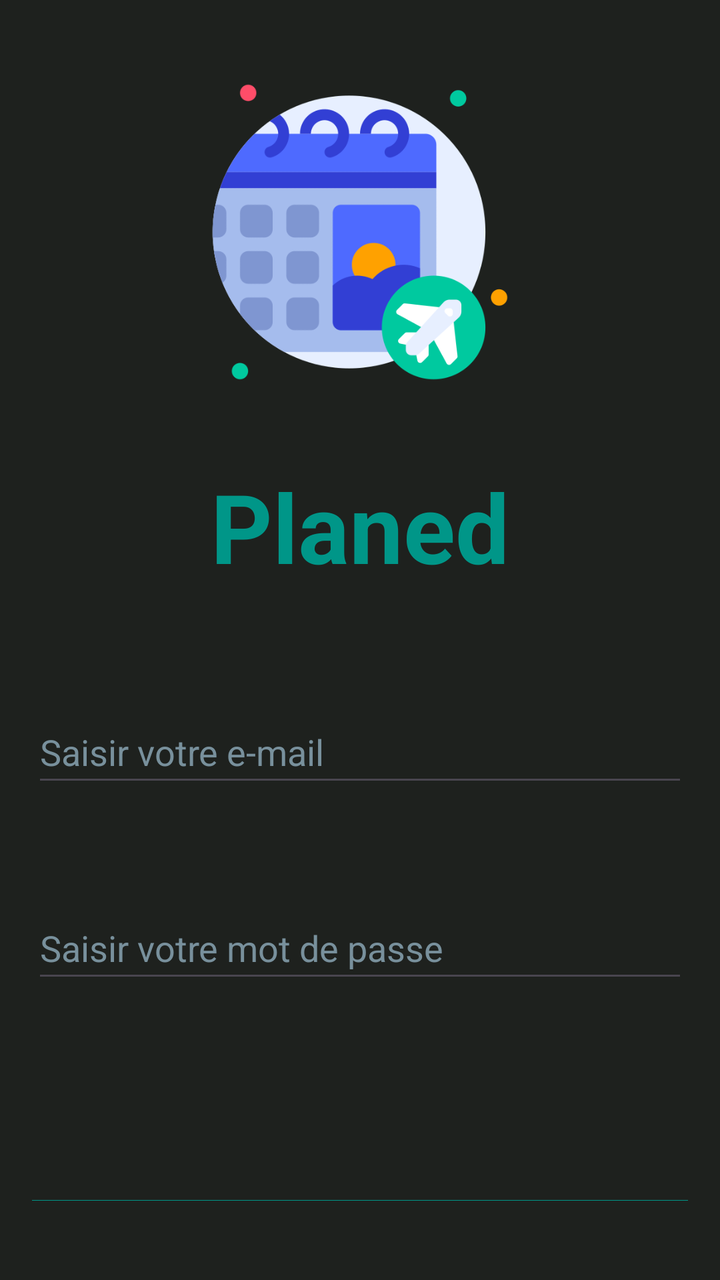
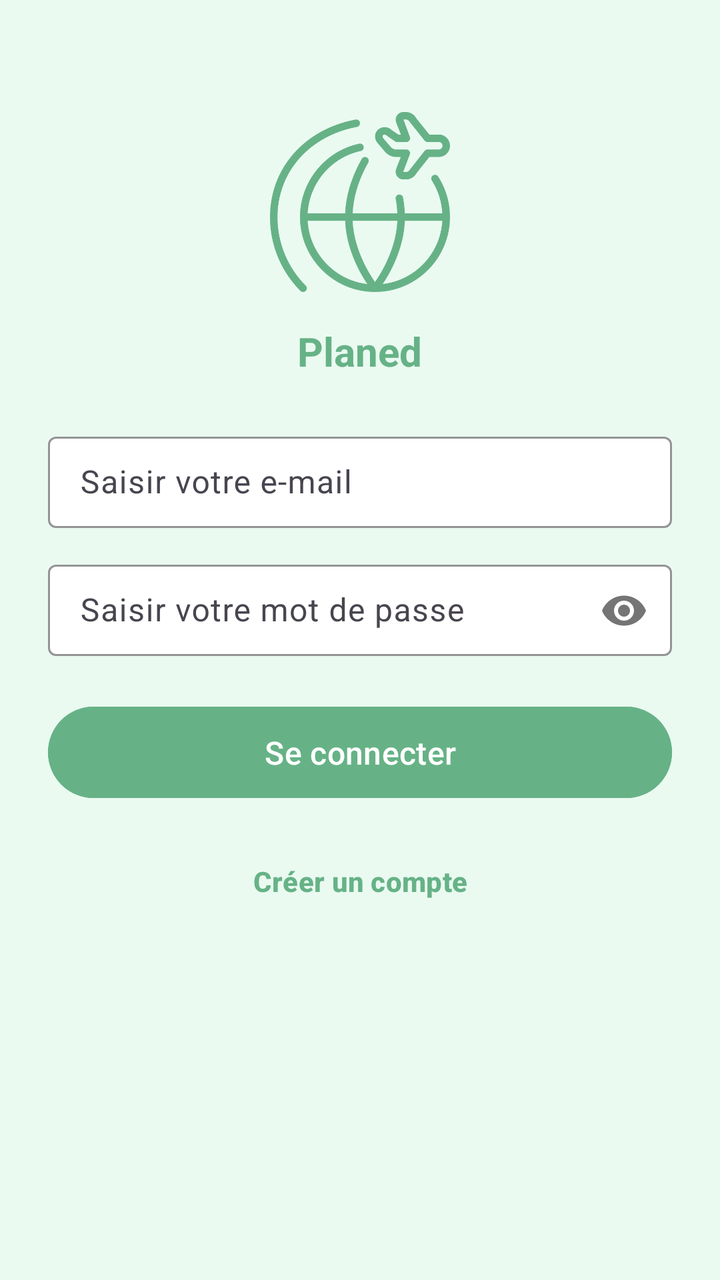

Before-and-after screenshots of an Android layout around one commit, followed by the original layout XML and the change that was made.
<!-- AndroidManifest.xml: application theme Theme.AgenceTouristique7 -->
<!-- res/layout/activity_main.xml -->
<?xml version="1.0" encoding="utf-8"?>
<LinearLayout xmlns:android="http://schemas.android.com/apk/res/android"
    xmlns:tools="http://schemas.android.com/tools"
    android:layout_width="match_parent"
    android:layout_height="match_parent"
    android:background="#E1000500"
    android:gravity="center_horizontal"
    android:orientation="vertical"
    android:padding="16dp"
    tools:context=".vue.activites.MainActivity">

    <ImageView
        android:id="@+id/iv_logo"
        android:layout_width="wrap_content"
        android:layout_height="150dp"
        android:layout_marginTop="25dp"
        android:layout_marginBottom="40dp"
        android:contentDescription="@string/logotravel"
        android:src="@drawable/logo" />

    <TextView
        android:id="@+id/tv_titre"
        android:layout_width="wrap_content"
        android:layout_height="wrap_content"
        android:layout_marginBottom="55dp"
        android:text="@string/planed"
        android:textColor="@color/colorPrimary"
        android:textSize="48sp"
        android:textStyle="bold" />

    <EditText
        android:id="@+id/editTextEmail"
        android:layout_width="match_parent"
        android:layout_height="wrap_content"
        android:layout_marginBottom="50dp"
        android:hint="@string/saisir_e_mail"
        android:inputType="textEmailAddress"
        android:minHeight="48dp"
        android:textColor="@color/white"
        android:textColorHint="#78909C" />

    <EditText
        android:id="@+id/editTextPassword"
        android:layout_width="match_parent"
        android:layout_height="wrap_content"
        android:layout_marginBottom="100dp"
        android:hint="@string/saisir_mots_de_passe"
        android:inputType="textPassword"
        android:minHeight="48dp"
        android:textColor="@color/white"
        android:textColorHint="#78909C" />

    <Button
        android:id="@+id/buttonSignIn"
        android:layout_width="match_parent"
        android:layout_height="wrap_content"
        android:layout_marginBottom="20dp"
        android:backgroundTint="@color/colorPrimary"
        android:text="@string/connecter"
        android:textColor="#000000"
        android:textSize="16sp" />

    <Button
        android:id="@+id/buttonCreateAccount"
        android:layout_width="match_parent"
        android:layout_height="wrap_content"
        android:background="@android:color/transparent"
        android:minHeight="48dp"
        android:text="@string/creer_compte"
        android:textColor="@color/colorPrimary"
        android:textSize="16sp"
        android:textStyle="bold" />

</LinearLayout>
<!-- resources referenced by this layout -->
<resources>
  <color name="colorPrimary">#009688</color>
  <color name="white">#FFFFFFFF</color>
  <!-- drawable logo: png bitmap (drawable, 33240 bytes) -->
  <string name="connecter">Se connecter</string>
  <string name="creer_compte">Créer un compte</string>
  <string name="logotravel">Logo de Traver</string>
  <string name="planed">Planed</string>
  <string name="saisir_e_mail">Saisir votre e-mail</string>
  <string name="saisir_mots_de_passe">Saisir votre mot de passe</string>
  <style name="Theme.AgenceTouristique7" parent="Base.Theme.AgenceTouristique7" />
  <style name="Base.Theme.AgenceTouristique7" parent="Theme.Material3.DayNight.NoActionBar">
          
          
      </style>
</resources>

<!-- the commit's change to res/layout/activity_main.xml (unified diff, before → after) -->
@@ -1,74 +1,110 @@
 <?xml version="1.0" encoding="utf-8"?>
-<LinearLayout xmlns:android="http://schemas.android.com/apk/res/android"
+<ScrollView xmlns:android="http://schemas.android.com/apk/res/android"
+    xmlns:app="http://schemas.android.com/apk/res-auto"
     xmlns:tools="http://schemas.android.com/tools"
     android:layout_width="match_parent"
     android:layout_height="match_parent"
-    android:background="#E1000500"
-    android:gravity="center_horizontal"
-    android:orientation="vertical"
-    android:padding="16dp"
-    tools:context=".vue.activites.MainActivity">
+    android:background="#EAFAF1"
+    android:fillViewport="true">
 
-    <ImageView
-        android:id="@+id/iv_logo"
-        android:layout_width="wrap_content"
-        android:layout_height="150dp"
-        android:layout_marginTop="25dp"
-        android:layout_marginBottom="40dp"
-        android:contentDescription="@string/logotravel"
-        android:src="@drawable/logo" />
-
-    <TextView
-        android:id="@+id/tv_titre"
-        android:layout_width="wrap_content"
-        android:layout_height="wrap_content"
-        android:layout_marginBottom="55dp"
-        android:text="@string/planed"
-        android:textColor="@color/colorPrimary"
-        android:textSize="48sp"
-        android:textStyle="bold" />
-
-    <EditText
-        android:id="@+id/editTextEmail"
+    <LinearLayout
         android:layout_width="match_parent"
         android:layout_height="wrap_content"
-        android:layout_marginBottom="50dp"
-        android:hint="@string/saisir_e_mail"
-        android:inputType="textEmailAddress"
-        android:minHeight="48dp"
-        android:textColor="@color/white"
-        android:textColorHint="#78909C" />
+        android:gravity="center_horizontal"
+        android:orientation="vertical"
+        android:paddingHorizontal="24dp"
+        android:paddingTop="24dp"
+        android:paddingBottom="32dp"
+        tools:context=".vue.activites.MainActivity">
 
-    <EditText
-        android:id="@+id/editTextPassword"
-        android:layout_width="match_parent"
-        android:layout_height="wrap_content"
-        android:layout_marginBottom="100dp"
-        android:hint="@string/saisir_mots_de_passe"
-        android:inputType="textPassword"
-        android:minHeight="48dp"
-        android:textColor="@color/white"
-        android:textColorHint="#78909C" />
+        <ImageView
+            android:id="@+id/iv_logo"
+            android:layout_width="90dp"
+            android:layout_height="90dp"
+            android:layout_marginTop="32dp"
+            android:layout_marginBottom="16dp"
+            android:contentDescription="@string/logotravel"
+            android:src="@drawable/logo"
+            app:tint="@color/colorPrimary" />
 
-    <Button
-        android:id="@+id/buttonSignIn"
-        android:layout_width="match_parent"
-        android:layout_height="wrap_content"
-        android:layout_marginBottom="20dp"
-        android:backgroundTint="@color/colorPrimary"
-        android:text="@string/connecter"
-        android:textColor="#000000"
-        android:textSize="16sp" />
+        <TextView
+            android:id="@+id/tv_titre"
+            android:layout_width="wrap_content"
+            android:layout_height="wrap_content"
+            android:layout_marginBottom="24dp"
+            android:gravity="center"
+            android:text="@string/planed"
+            android:textColor="@color/colorPrimary"
+            android:textSize="20sp"
+            android:textStyle="bold" />
 
-    <Button
-        android:id="@+id/buttonCreateAccount"
-        android:layout_width="match_parent"
-        android:layout_height="wrap_content"
-        android:background="@android:color/transparent"
-        android:minHeight="48dp"
-        android:text="@string/creer_compte"
-        android:textColor="@color/colorPrimary"
-        android:textSize="16sp"
-        android:textStyle="bold" />
+        <com.google.android.material.textfield.TextInputLayout
+            android:id="@+id/email_input_layout"
+            android:layout_width="match_parent"
+            android:layout_height="wrap_content"
+            android:layout_marginBottom="12dp"
+            android:hint="@string/saisir_e_mail"
+            app:boxBackgroundColor="#FFFFFF"
+            app:boxStrokeColor="#80000000"
+            app:hintTextColor="#80000000">
 
-</LinearLayout>
+            <com.google.android.material.textfield.TextInputEditText
+                android:id="@+id/editTextEmail"
+                android:layout_width="match_parent"
+                android:layout_height="wrap_content"
+                android:inputType="textEmailAddress"
+                android:paddingVertical="12dp"
+                android:textColor="@color/black_text"
+                android:textSize="16sp" />
+        </com.google.android.material.textfield.TextInputLayout>
+
+        <com.google.android.material.textfield.TextInputLayout
+            android:id="@+id/password_input_layout"
+            android:layout_width="match_parent"
+            android:layout_height="wrap_content"
+            android:layout_marginBottom="20dp"
+            android:hint="@string/saisir_mots_de_passe"
+            app:boxBackgroundColor="#FFFFFF"
+            app:boxStrokeColor="#80000000"
+            app:hintTextColor="#80000000"
+            app:passwordToggleEnabled="true">
+
+            <com.google.android.material.textfield.TextInputEditText
+                android:id="@+id/editTextPassword"
+                android:layout_width="match_parent"
+                android:layout_height="wrap_content"
+                android:inputType="textPassword"
+                android:paddingVertical="12dp"
+                android:textColor="#000000"
+                android:textSize="16sp" />
+        </com.google.android.material.textfield.TextInputLayout>
+
+        <Button
+            android:id="@+id/buttonSignIn"
+            android:layout_width="match_parent"
+            android:layout_height="wrap_content"
+            android:layout_marginBottom="12dp"
+            android:backgroundTint="@color/colorPrimary"
+            android:paddingVertical="12dp"
+            android:text="@string/connecter"
+            android:textAllCaps="false"
+            android:textColor="#FFFFFF"
+            android:textSize="16sp"
+            app:cornerRadius="24dp" />
+
+        <Button
+            android:id="@+id/buttonCreateAccount"
+            android:layout_width="wrap_content"
+            android:layout_height="wrap_content"
+            android:background="?android:attr/selectableItemBackground"
+            android:clickable="true"
+            android:focusable="true"
+            android:minHeight="48dp"
+            android:padding="12dp"
+            android:text="@string/creer_compte"
+            android:textColor="@color/colorPrimary"
+            android:textSize="14sp"
+            android:textStyle="bold" />
+
+    </LinearLayout>
+</ScrollView>
<!-- resource entries referenced after the edit -->
@@ -1,8 +1,8 @@
 <!-- resources referenced by this layout -->
 <resources>
-  <color name="colorPrimary">#009688</color>
-  <color name="white">#FFFFFFFF</color>
-  <!-- drawable logo: png bitmap (drawable, 33240 bytes) -->
+  <color name="black_text">#333333</color>
+  <color name="colorPrimary">#66B286</color>
+  <!-- drawable logo: png bitmap (drawable, 40145 bytes) -->
   <string name="connecter">Se connecter</string>
   <string name="creer_compte">Créer un compte</string>
   <string name="logotravel">Logo de Traver</string>
